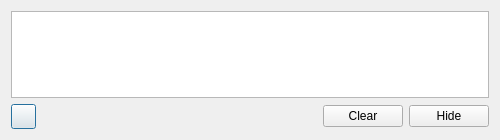
First picture: the form in NAVigater/CGNS/NAV/T/Q7LogWindow.ui, repository pyCGNS/pyCGNS, before the edit.
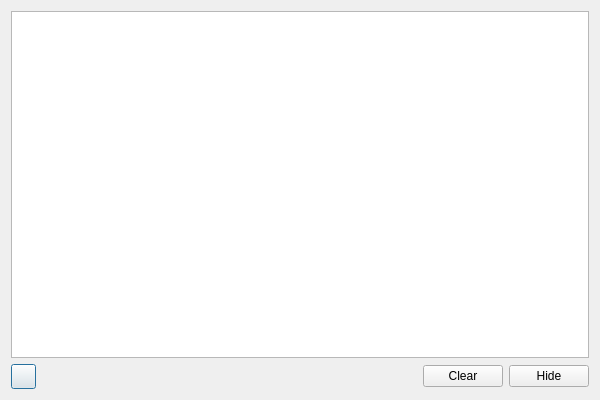
Second picture: the form after the edit. Icons and pictures are not drawn. Custom widgets are drawn as their Qt base class.

What changed in the file:
```diff
--- a/NAVigater/CGNS/NAV/T/Q7LogWindow.ui
+++ b/NAVigater/CGNS/NAV/T/Q7LogWindow.ui
@@ -6,8 +6,8 @@
    <rect>
     <x>0</x>
     <y>0</y>
-    <width>500</width>
-    <height>140</height>
+    <width>600</width>
+    <height>400</height>
    </rect>
   </property>
   <property name="sizePolicy">
```
